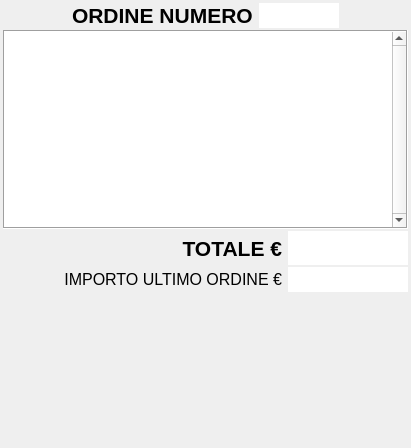
This is src/ordine.ui in mtonin/gestcassa as Qt 5 draws it before an edit. The edited form follows.
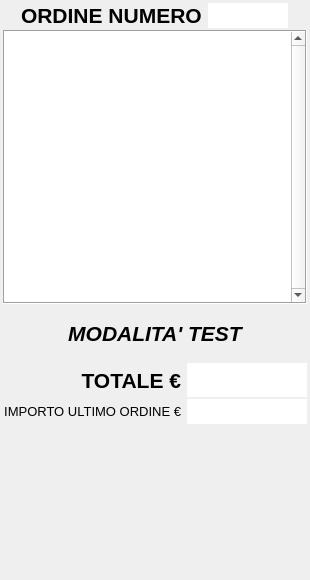
This is the edited form. Custom widgets are drawn as their Qt base class.

Commit message: - aggiunto indicatore modalità test

Patch:
```diff
--- a/src/ordine.ui
+++ b/src/ordine.ui
@@ -6,8 +6,8 @@
    <rect>
     <x>0</x>
     <y>0</y>
-    <width>411</width>
-    <height>448</height>
+    <width>302</width>
+    <height>580</height>
    </rect>
   </property>
   <property name="windowTitle">
@@ -116,7 +116,7 @@
      <property name="sizePolicy">
       <sizepolicy hsizetype="Expanding" vsizetype="Expanding">
        <horstretch>0</horstretch>
-       <verstretch>2</verstretch>
+       <verstretch>5</verstretch>
       </sizepolicy>
      </property>
      <property name="palette">
@@ -232,6 +232,33 @@
      </attribute>
     </widget>
    </item>
+   <item>
+    <widget class="QLabel" name="testLbl">
+     <property name="sizePolicy">
+      <sizepolicy hsizetype="Preferred" vsizetype="Preferred">
+       <horstretch>0</horstretch>
+       <verstretch>1</verstretch>
+      </sizepolicy>
+     </property>
+     <property name="font">
+      <font>
+       <pointsize>16</pointsize>
+       <weight>75</weight>
+       <italic>true</italic>
+       <bold>true</bold>
+      </font>
+     </property>
+     <property name="styleSheet">
+      <string notr="true"/>
+     </property>
+     <property name="text">
+      <string>MODALITA' TEST</string>
+     </property>
+     <property name="alignment">
+      <set>Qt::AlignCenter</set>
+     </property>
+    </widget>
+   </item>
    <item>
     <layout class="QGridLayout" name="gridLayout_2">
      <property name="horizontalSpacing">
@@ -240,20 +267,20 @@
      <property name="verticalSpacing">
       <number>2</number>
      </property>
-     <item row="0" column="0">
-      <spacer name="horizontalSpacer">
-       <property name="orientation">
-        <enum>Qt::Horizontal</enum>
-       </property>
-       <property name="sizeHint" stdset="0">
-        <size>
-         <width>40</width>
-         <height>20</height>
-        </size>
-       </property>
-      </spacer>
-     </item>
      <item row="0" column="1">
+      <spacer name="horizontalSpacer">
+       <property name="orientation">
+        <enum>Qt::Horizontal</enum>
+       </property>
+       <property name="sizeHint" stdset="0">
+        <size>
+         <width>40</width>
+         <height>20</height>
+        </size>
+       </property>
+      </spacer>
+     </item>
+     <item row="0" column="2">
       <widget class="QLabel" name="label_3">
        <property name="font">
         <font>
@@ -270,7 +297,7 @@
        </property>
       </widget>
      </item>
-     <item row="0" column="2">
+     <item row="0" column="3">
       <widget class="QLineEdit" name="totaleLine">
        <property name="sizePolicy">
         <sizepolicy hsizetype="Minimum" vsizetype="Expanding">
@@ -305,24 +332,24 @@
        </property>
       </widget>
      </item>
-     <item row="1" column="0">
-      <spacer name="horizontalSpacer_2">
-       <property name="orientation">
-        <enum>Qt::Horizontal</enum>
-       </property>
-       <property name="sizeHint" stdset="0">
-        <size>
-         <width>40</width>
-         <height>20</height>
-        </size>
-       </property>
-      </spacer>
-     </item>
      <item row="1" column="1">
+      <spacer name="horizontalSpacer_2">
+       <property name="orientation">
+        <enum>Qt::Horizontal</enum>
+       </property>
+       <property name="sizeHint" stdset="0">
+        <size>
+         <width>40</width>
+         <height>20</height>
+        </size>
+       </property>
+      </spacer>
+     </item>
+     <item row="1" column="2">
       <widget class="QLabel" name="numeroLbl_3">
        <property name="font">
         <font>
-         <pointsize>12</pointsize>
+         <pointsize>10</pointsize>
         </font>
        </property>
        <property name="text">
@@ -331,9 +358,12 @@
        <property name="alignment">
         <set>Qt::AlignRight|Qt::AlignTrailing|Qt::AlignVCenter</set>
        </property>
+       <property name="wordWrap">
+        <bool>false</bool>
+       </property>
       </widget>
      </item>
-     <item row="1" column="2">
+     <item row="1" column="3">
       <widget class="QLineEdit" name="importoUltimoOrdineText">
        <property name="sizePolicy">
         <sizepolicy hsizetype="Expanding" vsizetype="Expanding">
```
The commit also changes 6 other files.
